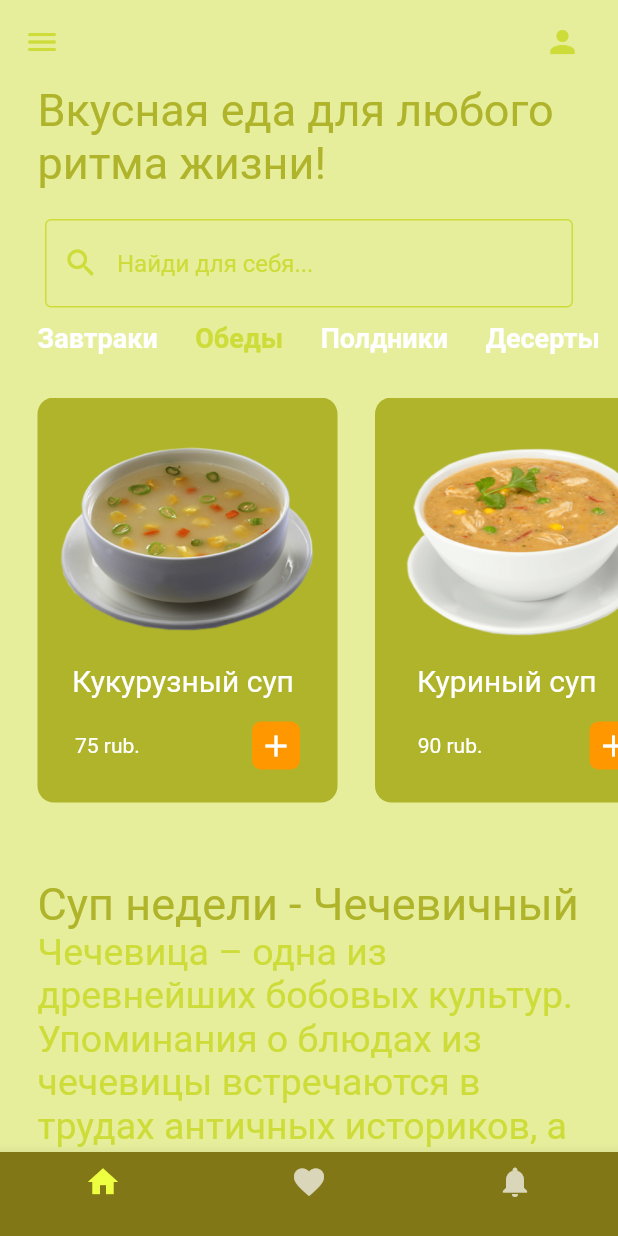
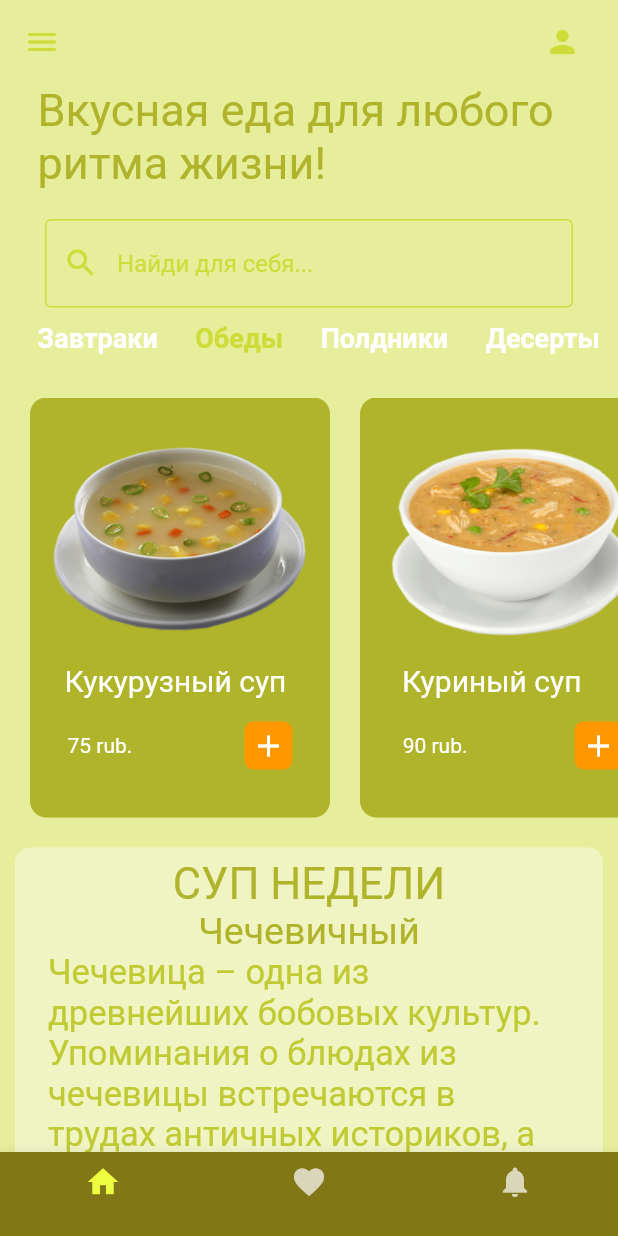
Before and after one commit to KNGCoder/mb_task2, a Flutter app: the screen it shows after launch, on a phone screen of 412 x 824 dp. Run offline on Flutter 3.47's test engine with Material 2 defaults, Android fonts, the phone set to English and light mode, and no system bars; drawn by our look-alikes of readmore.

Commit message:
Дизайн поправлен,добавила readmore

```diff
--- a/lib/pages/home_page.dart
+++ b/lib/pages/home_page.dart
@@ -1,6 +1,7 @@
 import 'package:flutter/material.dart';
 import 'package:mb_task2/util/food_title.dart';
 import 'package:mb_task2/util/food_type.dart';
+import 'package:readmore/readmore.dart';
 
 
 class HomePage extends StatefulWidget{
@@ -63,7 +64,7 @@ class _HomePageState extends State<HomePage> {
             decoration: InputDecoration(
               prefixIcon: const Icon(Icons.search, color: Colors.lime,),
               hintText:'Найди для себя...',
-              hintStyle: TextStyle(color:Colors.lime),
+              hintStyle: const TextStyle(color:Colors.lime),
               focusedBorder: OutlineInputBorder(
                 borderSide: BorderSide(color: Colors.lime.shade900)),
               enabledBorder: const OutlineInputBorder(
@@ -76,7 +77,7 @@ class _HomePageState extends State<HomePage> {
           child:ListView(
             scrollDirection: Axis.vertical,
               children: [
-         Container(
+                SizedBox(
                   height: 50,// высота меню
                   child: ListView.builder(
                     scrollDirection: Axis.horizontal,
@@ -92,8 +93,8 @@ class _HomePageState extends State<HomePage> {
                     },
                    ),
                 ),
-        Container(
-          height: 320,
+             SizedBox(
+              height: 290,
               child: ListView(
                  scrollDirection: Axis.horizontal,
                  children: const [
@@ -116,17 +117,42 @@ class _HomePageState extends State<HomePage> {
           ),
         ),
            Padding(
-             padding: const EdgeInsets.symmetric(horizontal: 25.0),
-             child: Text(
-               'Суп недели - Чечевичный',
-               style: TextStyle(fontSize: 30, color: Colors.lime[700]),
+             padding: const EdgeInsets.all(10.0),
+             child:Container(
+               padding: const EdgeInsets.all(7.0),
+               decoration: BoxDecoration(
+                 borderRadius: BorderRadius.circular(10),
+                 color: Colors.lime.shade100,
+               ),
+                 child: Column(
+                   crossAxisAlignment: CrossAxisAlignment.center,
+                   children: [
+
+                   Text(
+                       'СУП НЕДЕЛИ',
+                       style: TextStyle(
+                           fontSize: 29,
+                           color: Colors.lime[700],
                             ),
                      ),
+                     Text(
+                       'Чечевичный',
+                       style: TextStyle(fontSize: 25, color: Colors.lime[700],),
+                     ),
                    Padding(
-             padding: const EdgeInsets.symmetric(horizontal: 25.0),
-             child: Text(
-              'Чечевица – одна из древнейших бобовых культур. Упоминания о блюдах из чечевицы встречаются в трудах античных историков, а первые рецепты — в древнеримской кулинарной книге легендарного гурмана I в. н. э. Марка Габия Апиция.Супу из чечевицы отдавал должное и древнегреческий комедиограф Аристофан, считавший эту еду «слаще всех деликатесов».Но, легендарным чечевичный суп стал благодаря драматической библейской истории про обмен права первородства на миску чечевичной похлебки, что повлияло на судьбу целого народа.',
-               style: TextStyle(fontSize: 25, color: Colors.lime[500]),
+                     padding: const EdgeInsets.symmetric(horizontal: 15.0),
+                     child: ReadMoreText(
+                         Texts.ext1,
+                         style: TextStyle(fontSize: 23, color: Colors.lime[600]),
+                       trimLines: 6,
+                       colorClickableText:Colors.lime.shade900,
+                       trimMode: TrimMode.Line,
+                       trimCollapsedText:'подробнее',
+                       trimExpandedText: 'скрыть',
+                     ),
+                   ),
+                   ],
+                 ),
              ),
            ),
        ]
@@ -136,3 +162,6 @@ class _HomePageState extends State<HomePage> {
     );
   }
 }
+class Texts{
+  static const String ext1 = 'Чечевица – одна из древнейших бобовых культур. Упоминания о блюдах из чечевицы встречаются в трудах античных историков, а первые рецепты — в древнеримской кулинарной книге легендарного гурмана I в. н. э. Марка Габия Апиция.Супу из чечевицы отдавал должное и древнегреческий комедиограф Аристофан, считавший эту еду «слаще всех деликатесов».Но, легендарным чечевичный суп стал благодаря драматической библейской истории про обмен права первородства на миску чечевичной похлебки, что повлияло на судьбу целого народа.';
+}
--- a/lib/util/food_title.dart
+++ b/lib/util/food_title.dart
@@ -14,13 +14,12 @@ class FoodTitle extends StatelessWidget{
   @override
   Widget build(BuildContext context){
     return Padding(
-      padding: const EdgeInsets.only(left: 25.0, bottom: 50.0),
+      padding: const EdgeInsets.only(left:20.0, bottom: 10.0),
       child: Container(
         padding: const EdgeInsets.all(15.0),
         width: 200,
         decoration: BoxDecoration(
           borderRadius: BorderRadius.circular(11),
-
           color: Colors.lime.shade700,
         ),
         child: Column(
@@ -30,7 +29,7 @@ class FoodTitle extends StatelessWidget{
           ClipRRect(
             borderRadius: BorderRadius.circular(12),
             child:
-            Container(
+            SizedBox(
               width: 200,
               height: 150,
               child: FittedBox(
@@ -38,7 +37,6 @@ class FoodTitle extends StatelessWidget{
                 child: Image.asset(foodImagePath), ),
             ),
           ),
-
           Padding (
             padding:
             const EdgeInsets.symmetric(vertical: 12.0, horizontal: 8.0) ,
--- a/pubspec.yaml
+++ b/pubspec.yaml
@@ -28,6 +28,7 @@ environment:
 # the latest version available on pub.dev. To see which dependencies have newer
 # versions available, run `flutter pub outdated`.
 dependencies:
+  readmore: ^2.2.0
   flutter:
     sdk: flutter
   google_fonts:
```
Also changed, not shown: pubspec.lock, Снимок экрана (6).png (added), Снимок экрана (7).png (added), Снимок экрана (8).png (added). Lines whose indentation alone changed are shown as unchanged.
